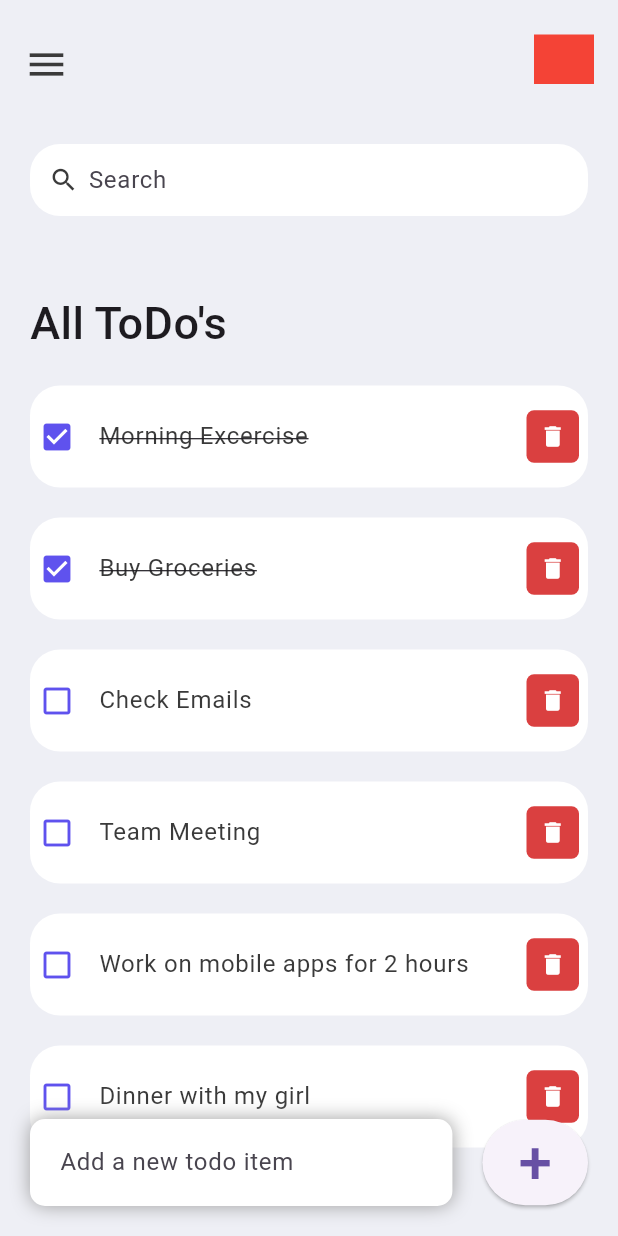
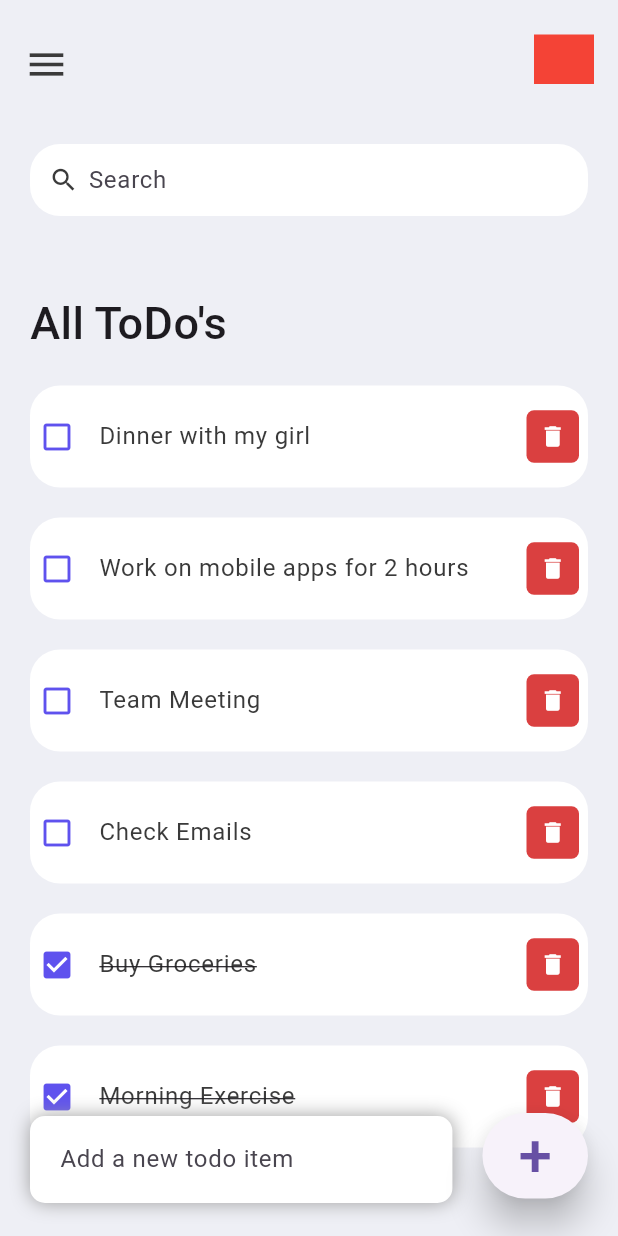
Before and after one commit to am-niz/ToDoAppFlutter, a Flutter app: the screen it shows after launch, on a phone screen of 412 x 824 dp. Run offline on Flutter 3.47's test engine with Material 3 defaults, Android fonts, the light colour scheme and no system bars.

Commit message:
add and search functionality is added

```diff
--- a/lib/model/todo.dart
+++ b/lib/model/todo.dart
@@ -9,7 +9,7 @@ class ToDo {
 
   static List<ToDo> todoList() {
     return [
-      ToDo(id: '01', todoText: "Morning Excercise", isDone: true ),
+      ToDo(id: '01', todoText: "Morning Exercise", isDone: true ),
       ToDo(id: '02', todoText: "Buy Groceries", isDone: true ),
       ToDo(id: '03', todoText: "Check Emails"),
       ToDo(id: '04', todoText: "Team Meeting"),
--- a/lib/screens/home.dart
+++ b/lib/screens/home.dart
@@ -1,6 +1,5 @@
 // TODO Implement this library.
 import 'package:flutter/material.dart';
-
 import 'package:todoapp/constants/colors.dart';
 import 'package:todoapp/model/todo.dart';
 import 'package:todoapp/widgets/todo_item.dart';
@@ -13,6 +12,14 @@ class Home extends StatefulWidget {
 class _HomeState extends State<Home> {
   // const Home({key? key}) : super(key: key);
   final todosList = ToDo.todoList();
+  List<ToDo> _foundToDo = [];
+  final _todoController = TextEditingController();
+
+  @override
+  void initState() {
+    _foundToDo = todosList;
+    super.initState();
+  }
 
   @override
   Widget build(BuildContext context) {
@@ -43,7 +50,7 @@ class _HomeState extends State<Home> {
                             ),
                           ),
                         ),
-                        for (ToDo todoo in todosList)
+                        for (ToDo todoo in _foundToDo.reversed)
                           ToDoItem(
                             todo: todoo,
                             onToDoChanged: _handleToDoChange,
@@ -83,6 +90,7 @@ class _HomeState extends State<Home> {
                         borderRadius: BorderRadius.circular(10),
                       ),
                       child: TextField(
+                        controller: _todoController,
                         decoration: InputDecoration(
                             hintText: "Add a new todo item",
                             border: InputBorder.none),
@@ -90,13 +98,20 @@ class _HomeState extends State<Home> {
                     ),
                   ),
                   Container(
-                    margin: EdgeInsets.only(bottom: 20, right: 20),
+                    margin: EdgeInsets.only(bottom: 25, right: 20),
                     child: ElevatedButton(
                       child: Text(
                         "+",
                         style: TextStyle(fontSize: 40),
                       ),
-                      onPressed: () {},
+                      onPressed: () {
+                        _addToDoItem(_todoController.text);
+                      },
+                      style: ElevatedButton.styleFrom(
+                        // backgroundColor: tdBlue,
+                        minimumSize: Size(30, 30),
+                        elevation: 10,
+                      ),
                     ),
                   )
                 ],
@@ -110,11 +125,36 @@ class _HomeState extends State<Home> {
     setState(() {
       todo.isDone = !todo.isDone;
     });
+  }
 
-  }
   void _deleteToDoItem(String id) {
     setState(() {
       todosList.removeWhere((item) => item.id == id);
+    });
+  }
+
+  void _addToDoItem(String toDo) {
+    setState(() {
+      todosList.add(ToDo(
+          id: DateTime.now().millisecondsSinceEpoch.toString(),
+          todoText: toDo));
+    });
+    _todoController.clear();
+  }
+
+  void _runFilter(String enteredKeyword) {
+    List<ToDo> results = [];
+    if (enteredKeyword.isEmpty) {
+      results = todosList;
+    } else {
+      results = todosList
+          .where((item) => item.todoText!
+              .toLowerCase()
+              .contains(enteredKeyword.toLowerCase()))
+          .toList();
+    }
+    setState(() {
+      _foundToDo = results;
     });
   }
 
@@ -126,6 +166,7 @@ class _HomeState extends State<Home> {
       decoration: BoxDecoration(
           color: Colors.white, borderRadius: BorderRadius.circular(20)),
       child: TextField(
+        onChanged: (value) => _runFilter(value),
         decoration: InputDecoration(
             contentPadding: EdgeInsets.all(10),
             prefixIcon: Icon(
```
